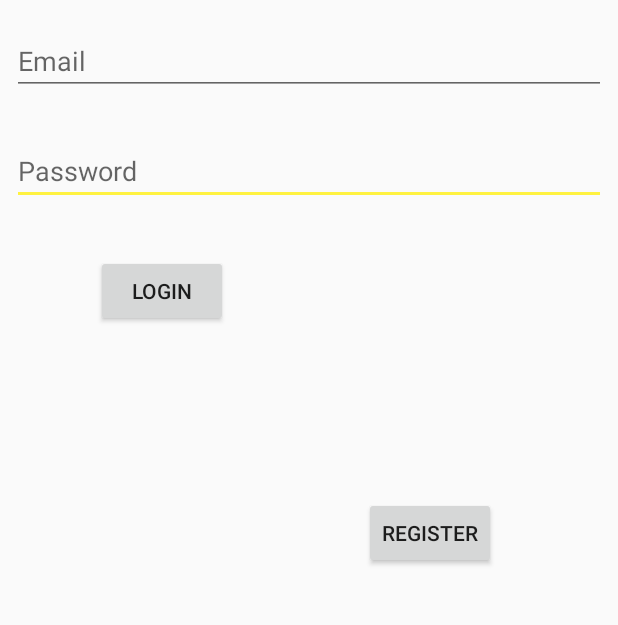
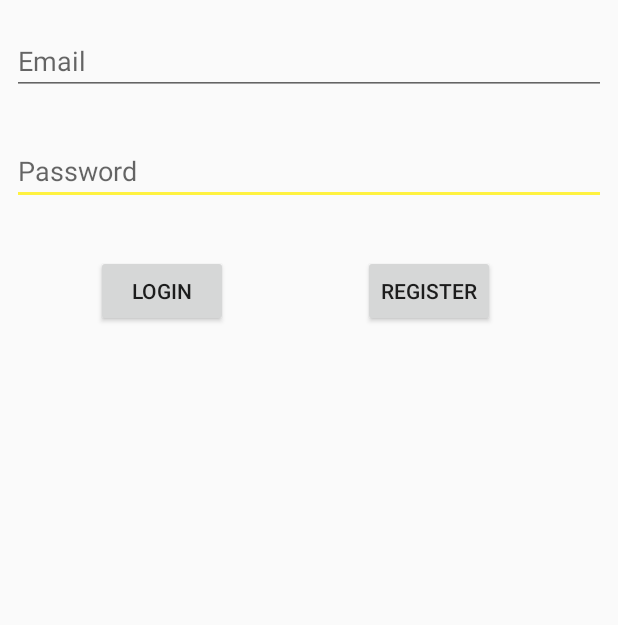
Before and after one commit to BLINDRane/District_7570_Conference, an Android app: the screen it shows after launch (Login), on a phone screen of 412 x 824 dp, the part 531-1156 px from its top. Run offline under Robolectric (Android 15) with nearby library versions, the phone set to English and light mode, and no system bars; our stand-ins replace Firebase (no records; nobody signed in at launch, a user with empty details on screens opened directly).

Commit message:
Fixed an issue with the spinner title in create event.
Fixed an issue on Galaxy s5 where the register button would be positioned incorrectly.
Made it so that when a user opens an event from mySchedule, the RSVP button is not displayed.

```diff
--- a/app/src/main/java/bwastedsoftware/district_7570_conference/Create_EventFragment.java
+++ b/app/src/main/java/bwastedsoftware/district_7570_conference/Create_EventFragment.java
@@ -72,7 +72,6 @@ public class Create_EventFragment extends Fragment implements View.OnClickListen
 
         etDetails = (EditText) view.findViewById(R.id.edit_Details);
         speakerPick = (Spinner) view.findViewById(R.id.spinner_Speakers);
-
         mDatabase = FirebaseDatabase.getInstance().getReference();
         mRef = FirebaseDatabase.getInstance().getReference().child("Speakers");
 
--- a/app/src/main/java/bwastedsoftware/district_7570_conference/HomeFragment.java
+++ b/app/src/main/java/bwastedsoftware/district_7570_conference/HomeFragment.java
@@ -41,7 +41,7 @@ public class HomeFragment extends Fragment implements View.OnClickListener{
     private DatabaseReference mDatabase;
     private DatabaseReference userEvents;
     private String user_id;
-    private ArrayList<Event> eventList;
+    private  ArrayList<Event> eventList;
     private ArrayList<Event> tempEvents;
     boolean currentFound;
     boolean upcomingFound;
--- a/app/src/main/java/bwastedsoftware/district_7570_conference/ScheduleFragment.java
+++ b/app/src/main/java/bwastedsoftware/district_7570_conference/ScheduleFragment.java
@@ -340,9 +340,12 @@ public class ScheduleFragment extends Fragment
 
     public void loadEventDetails(Event event)
     {
+        Bundle bundle =  new Bundle();
+        EventFragment mFrag = new EventFragment();
+        bundle.putBoolean("IS_MINE", isMine);
+        mFrag.setArguments(bundle);
         FragmentTransaction t = this.getFragmentManager().beginTransaction();
         t.addToBackStack("Event");
-        EventFragment mFrag = new EventFragment();
         mFrag.passEvent(getActivity(), event);
         t.replace(R.id.main_container, mFrag);
         t.commit();
--- a/app/src/main/res/layout/activity_login.xml
+++ b/app/src/main/res/layout/activity_login.xml
@@ -67,22 +67,19 @@
         android:id="@+id/btn_register_transfer"
         android:layout_width="wrap_content"
         android:layout_height="wrap_content"
-        android:layout_marginBottom="84dp"
+        android:layout_marginEnd="64dp"
         android:layout_marginLeft="8dp"
         android:layout_marginRight="64dp"
-        android:layout_marginTop="8dp"
+        android:layout_marginStart="8dp"
         android:text="@string/btn_register_transfer"
-        app:layout_constraintBottom_toBottomOf="parent"
-        app:layout_constraintHorizontal_bias="0.826"
+        app:layout_constraintHorizontal_bias="0.818"
         app:layout_constraintLeft_toRightOf="@+id/btn_login"
         app:layout_constraintRight_toRightOf="parent"
-        app:layout_constraintTop_toBottomOf="@+id/edit_txt_password"
-        app:layout_constraintVertical_bias="0.964"
         tools:layout_constraintLeft_creator="1"
         tools:layout_constraintRight_creator="1"
         tools:text="@string/btn_register_transfer"
-        android:layout_marginStart="8dp"
-        android:layout_marginEnd="64dp"/>
+        app:layout_constraintTop_toTopOf="parent"
+        android:layout_marginTop="524dp" />
 
     <ImageView
         android:id="@+id/login_rotary_button"
@@ -118,7 +115,7 @@
         app:layout_constraintLeft_toLeftOf="parent"
         app:layout_constraintRight_toRightOf="parent"
         app:layout_constraintTop_toTopOf="parent"
-        app:layout_constraintVertical_bias="1.0">
+        app:layout_constraintVertical_bias="0.0">
 
         <TextView
             android:id="@+id/logging_in_overylay_text"
@@ -138,7 +135,7 @@
             android:textSize="24sp"
             android:textStyle="bold"
             android:typeface="normal"
-            tools:text="Logging In..."/>
+            tools:text="Logging In..." />
     </RelativeLayout>
 
 
--- a/app/src/main/res/menu/drawer_menu.xml
+++ b/app/src/main/res/menu/drawer_menu.xml
@@ -15,7 +15,7 @@
         android:title="My Schedule" />
     <item
         android:id="@+id/speakers_id"
-        android:title="Speakers, Leaders, and Sponsors"
+        android:title="Speakers"
         android:icon="@drawable/ic_record_voice_over_black_24dp" />
     <item
         android:visible="false"
--- a/app/src/main/res/values/strings.xml
+++ b/app/src/main/res/values/strings.xml
@@ -15,7 +15,7 @@
     <string name="event_upcoming">Upcoming</string>
     <string name="event_current">Current</string>
     <string name="title_activity_homepage">activity_homepage</string>
-    <string name="spinner_hint">spinner</string>
+    <string name="spinner_hint">Please choose a speaker:</string>
 
     <string name="drawer_open">drawer open</string>
     <string name="drawer_close">drawer close</string>
```
Also changed, not shown: app/src/main/java/bwastedsoftware/district_7570_conference/EventFragment.java (+18 -9 lines), app/src/main/java/bwastedsoftware/district_7570_conference/HomePage.java (+0 -12 lines).
